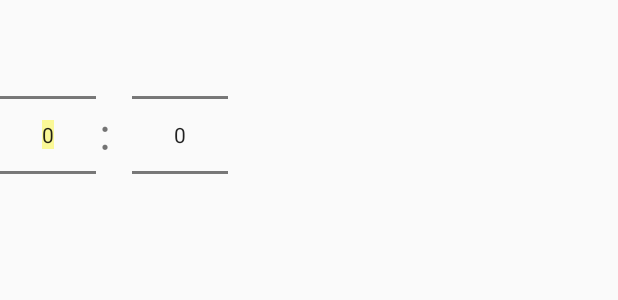
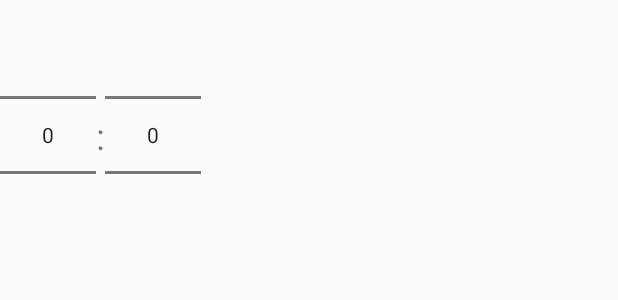
Before and after one commit to Takahiro-matsuno/sora-guide2, an Android app: the layout dialog_time_picker.xml on its own in the app's theme, with its tools: preview values and no code run, on a phone screen of 412 x 824 dp. Shown: the top 300 px of the screen. Run offline under Robolectric (Android 15) with nearby library versions, the phone set to English and light mode, and no system bars.

Commit message:
[update]タクシー予約時間選択ダイアログのレイアウトを修正 複数端末用にdimens.xmlファイルを作成

```diff
--- a/app/src/main/res/layout/dialog_time_picker.xml
+++ b/app/src/main/res/layout/dialog_time_picker.xml
@@ -6,36 +6,34 @@
         android:layout_height="wrap_content"
 >
     <NumberPicker
+            android:id="@+id/hour_picker"
             android:layout_width="wrap_content"
             android:layout_height="wrap_content"
-            android:id="@+id/hour_picker"
+            android:descendantFocusability="blocksDescendants"
             app:layout_constraintTop_toTopOf="@+id/colon_text"
             app:layout_constraintBottom_toBottomOf="@+id/colon_text"
             app:layout_constraintStart_toStartOf="parent"
             app:layout_constraintEnd_toStartOf="@+id/colon_text"
-            android:textSize="24sp"
-            android:focusable="false"
     />
     <TextView
             android:id="@+id/colon_text"
             android:layout_width="wrap_content"
             android:layout_height="wrap_content"
+            android:text="@string/colon"
+            android:textSize="@dimen/text_size"
             app:layout_constraintTop_toTopOf="parent"
             app:layout_constraintBottom_toBottomOf="parent"
             app:layout_constraintStart_toStartOf="parent"
             app:layout_constraintEnd_toEndOf="parent"
-            android:text="："
-            android:textSize="24sp"
     />
     <NumberPicker
             android:id="@+id/minute_picker"
             android:layout_width="wrap_content"
             android:layout_height="wrap_content"
+            android:descendantFocusability="blocksDescendants"
             app:layout_constraintTop_toTopOf="@+id/colon_text"
             app:layout_constraintBottom_toBottomOf="@+id/colon_text"
             app:layout_constraintStart_toEndOf="@+id/colon_text"
             app:layout_constraintEnd_toEndOf="parent"
-            android:textSize="24sp"
-            android:focusable="false"
     />
 </android.support.constraint.ConstraintLayout>
--- /dev/null
+++ b/app/src/main/res/values/dimens.xml
@@ -0,0 +1,5 @@
+<?xml version="1.0" encoding="utf-8"?>
+<!-- displaySize = normal, dpi = mdpi-->
+<resources>
+    <dimen name="text_size">24sp</dimen>
+</resources>
--- a/app/src/main/res/values/strings.xml
+++ b/app/src/main/res/values/strings.xml
@@ -7,4 +7,5 @@
     <string name="sightseeingButton">観光案内</string>
     <string name="flightButton">フライト情報</string>
     <string name="taxiButton">タクシー予約</string>
+    <string name="colon">:</string>
 </resources>
```
